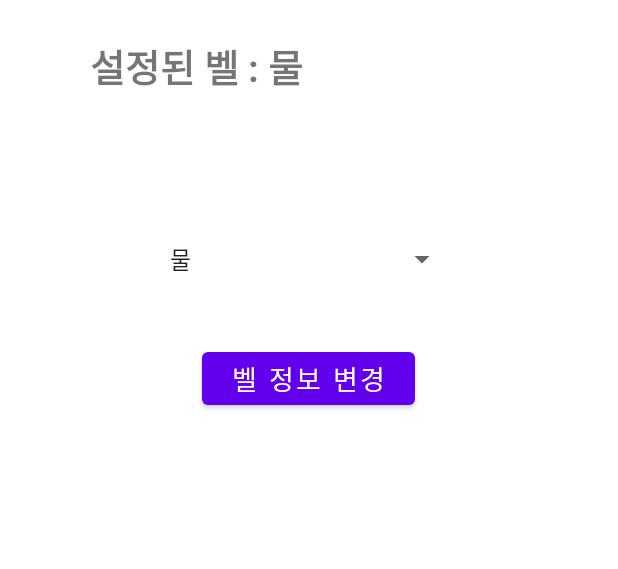
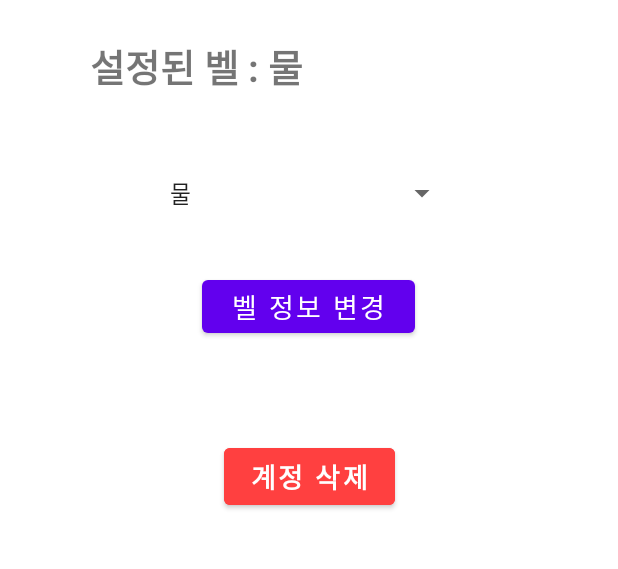
Before and after one commit to Jimin-Hwang00/BOWWOW, an Android app: the MyInfoActivity screen opened directly, with no data from a screen before it, after a tap on "벨 정보 변경", on a phone screen of 412 x 824 dp, the part 371-940 px from its top. Run offline under Robolectric (Android 15) with nearby library versions, the phone set to English and light mode, and no system bars; our stand-ins replace Firebase (no records; nobody signed in at launch, a user with empty details on screens opened directly).

Commit message:
초기화 작업 2

```diff
--- a/app/src/main/java/sklookie/bowwow/MainHomeActivity.kt
+++ b/app/src/main/java/sklookie/bowwow/MainHomeActivity.kt
@@ -35,6 +35,8 @@ class MainHomeActivity : AppCompatActivity() {
                     val bellValue = snapshot?.child(id)?.child("bell")
                     val dogValue = snapshot?.child(id)?.child("dogName")
 
+                    Toast.makeText(this@MainHomeActivity, "들어옴", Toast.LENGTH_SHORT).show()
+
                     val savedName = nameValue?.value.toString()
                     val savedBell = bellValue?.value.toString()
                     val savedDogName = dogValue?.value.toString()
@@ -45,6 +47,8 @@ class MainHomeActivity : AppCompatActivity() {
                     editor.putString("bellValue", savedBell)
                     editor.putString("dogValue", savedDogName)
                     editor.commit()
+
+                    Toast.makeText(this@MainHomeActivity, "${pref.getString("dogValue", null)}", Toast.LENGTH_SHORT).show()
 
                     binding.userName.setText("${nameValue?.value}님")
                     binding.bellText.setText("${dogValue?.value}이의 \n벨훈련")
--- /dev/null
+++ b/app/src/main/res/drawable/warning.xml
@@ -0,0 +1,5 @@
+<vector android:height="24dp" android:tint="#000000"
+    android:viewportHeight="24" android:viewportWidth="24"
+    android:width="24dp" xmlns:android="http://schemas.android.com/apk/res/android">
+    <path android:fillColor="@android:color/white" android:pathData="M1,21h22L12,2 1,21zM13,18h-2v-2h2v2zM13,14h-2v-4h2v4z"/>
+</vector>
--- a/app/src/main/res/layout/activity_my_info.xml
+++ b/app/src/main/res/layout/activity_my_info.xml
@@ -10,7 +10,7 @@
         android:id="@+id/bellSaveBt"
         android:layout_width="142dp"
         android:layout_height="47dp"
-        android:layout_marginTop="476dp"
+        android:layout_marginTop="428dp"
         android:text="벨 정보 변경"
         android:textSize="18sp"
         app:layout_constraintEnd_toEndOf="parent"
@@ -42,7 +42,7 @@
         android:id="@+id/spinner"
         android:layout_width="wrap_content"
         android:layout_height="wrap_content"
-        android:layout_marginTop="408dp"
+        android:layout_marginTop="364dp"
         android:minWidth="200dp"
         app:layout_constraintEnd_toEndOf="parent"
         app:layout_constraintHorizontal_bias="0.497"
@@ -72,4 +72,17 @@
         android:textStyle="bold"
         app:layout_constraintStart_toStartOf="parent"
         app:layout_constraintTop_toTopOf="parent" />
+
+    <Button
+        android:id="@+id/resetBt"
+        android:layout_width="114dp"
+        android:layout_height="50dp"
+        android:layout_marginTop="540dp"
+        android:backgroundTint="#FF4040"
+        android:textStyle="bold"
+        android:textSize="18sp"
+        android:text="계정 삭제"
+        app:layout_constraintEnd_toEndOf="parent"
+        app:layout_constraintStart_toStartOf="parent"
+        app:layout_constraintTop_toTopOf="parent" />
 </androidx.constraintlayout.widget.ConstraintLayout>
```
Also changed, not shown: app/src/main/java/sklookie/bowwow/CompleteActivity.kt (+9 -0 lines), app/src/main/java/sklookie/bowwow/MyInfoActivity.kt (+36 -16 lines).
